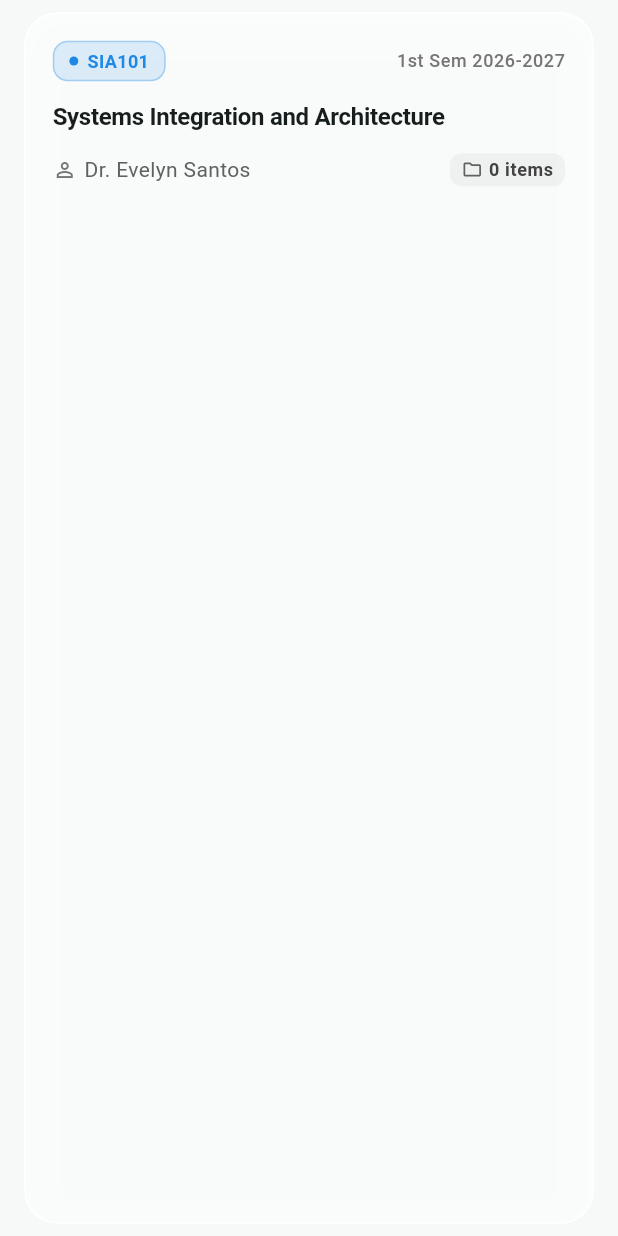
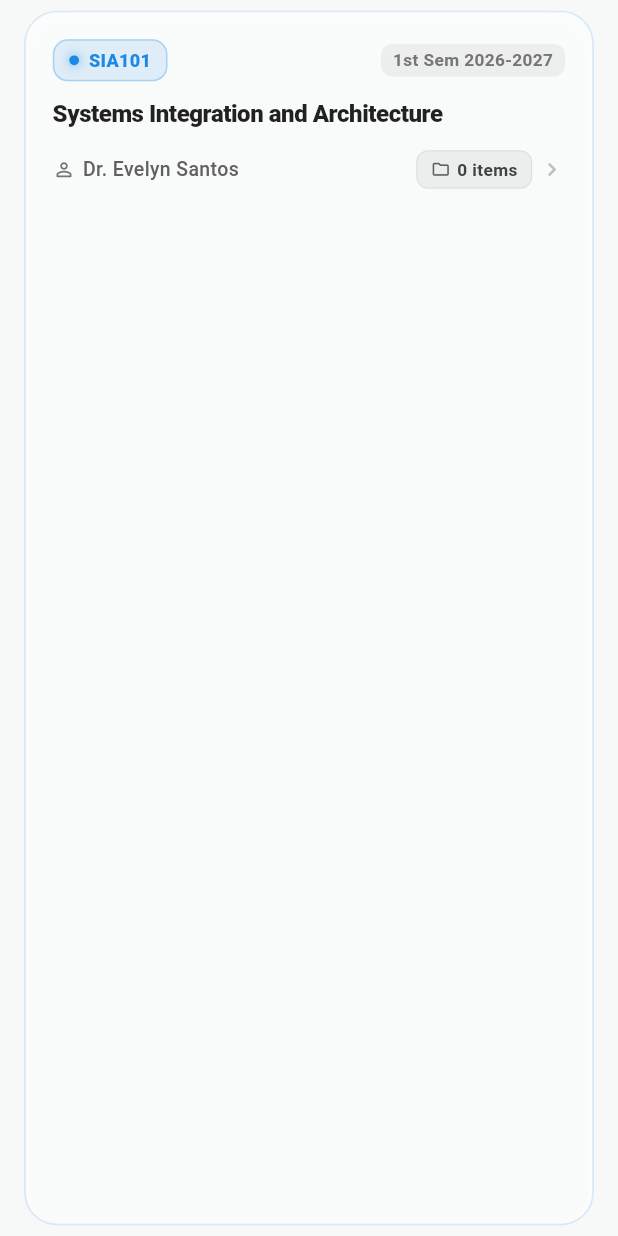
Before and after one commit to benhrnndz/app-storage, a Flutter app: the CourseCard widget shown alone on an empty page, opened directly with sample values from the repository, on a phone screen of 412 x 824 dp. Run offline on Flutter 3.47's test engine with Material 3 defaults, Android fonts, the light colour scheme and no system bars; our stand-ins replace cloud_firestore, file_picker, firebase_auth, firebase_core, firebase_storage, google_sign_in and 2 more; missing offline and left inert: dart:html; accounts and stored records are empty; generated files the repository leaves out were written again.

Commit message:
feat(courses): enhance course card with tactile spring downscale, live indicator, and biophilic contrast

```diff
--- a/lib/features/courses/widgets/course_card.dart
+++ b/lib/features/courses/widgets/course_card.dart
@@ -1,9 +1,11 @@
 // lib/features/courses/widgets/course_card.dart
 import 'package:flutter/material.dart';
+import '../../../core/widgets/bouncy_tap.dart';
 import '../../../core/widgets/glass_card.dart';
 import '../../../models/course.dart';
 
-/// An iOS glassmorphic card widget displaying high-level course information.
+/// An iOS glassmorphic card widget displaying high-level course information
+/// with Emil Kowalski tactile physics, live colored accent pill, and biophilic light/dark contrast.
 class CourseCard extends StatelessWidget {
   final Course course;
   final int deliverableCount;
@@ -19,14 +21,20 @@ class CourseCard extends StatelessWidget {
   @override
   Widget build(BuildContext context) {
     final theme = Theme.of(context);
+    final isDark = theme.brightness == Brightness.dark;
     final courseColor = Color(course.colorValue);
 
-    return GlassContainer(
+    return BouncyTap(
+      onTap: onTap,
+      scaleDown: 0.98,
+      child: GlassContainer(
         borderRadius: 22,
-      blur: 16,
-      margin: const EdgeInsets.symmetric(horizontal: 16, vertical: 8),
+        blur: 18,
+        margin: const EdgeInsets.symmetric(horizontal: 16, vertical: 7),
         padding: const EdgeInsets.all(18),
-      onTap: onTap,
+        borderColor: isDark
+            ? courseColor.withOpacity(0.22)
+            : courseColor.withOpacity(0.16),
         child: Column(
           crossAxisAlignment: CrossAxisAlignment.start,
           children: [
@@ -35,40 +43,58 @@ class CourseCard extends StatelessWidget {
               mainAxisAlignment: MainAxisAlignment.spaceBetween,
               children: [
                 Container(
-                padding: const EdgeInsets.symmetric(horizontal: 10, vertical: 4),
+                  padding: const EdgeInsets.symmetric(horizontal: 10, vertical: 4.5),
                   decoration: BoxDecoration(
-                  color: courseColor.withOpacity(0.14),
+                    color: courseColor.withOpacity(isDark ? 0.20 : 0.12),
                     borderRadius: BorderRadius.circular(10),
-                  border: Border.all(color: courseColor.withOpacity(0.3), width: 1),
+                    border: Border.all(
+                      color: courseColor.withOpacity(isDark ? 0.40 : 0.28),
+                      width: 1.0,
+                    ),
                   ),
                   child: Row(
                     mainAxisSize: MainAxisSize.min,
                     children: [
                       Container(
-                      width: 6,
-                      height: 6,
+                        width: 6.5,
+                        height: 6.5,
                         decoration: BoxDecoration(
                           color: courseColor,
                           shape: BoxShape.circle,
+                          boxShadow: [
+                            BoxShadow(
+                              color: courseColor.withOpacity(0.7),
+                              blurRadius: 5,
+                            ),
+                          ],
                         ),
                       ),
-                    const SizedBox(width: 6),
+                      const SizedBox(width: 6.5),
                       Text(
                         course.code,
                         style: TextStyle(
                           color: courseColor,
-                        fontWeight: FontWeight.bold,
+                          fontWeight: FontWeight.w800,
                           fontSize: 12,
+                          letterSpacing: 0.2,
                         ),
                       ),
                     ],
                   ),
                 ),
-              Text(
+                Container(
+                  padding: const EdgeInsets.symmetric(horizontal: 8, vertical: 3),
+                  decoration: BoxDecoration(
+                    color: (isDark ? Colors.white : Colors.black).withOpacity(0.05),
+                    borderRadius: BorderRadius.circular(8),
+                  ),
+                  child: Text(
                     course.semester,
-                style: theme.textTheme.bodySmall?.copyWith(
-                  color: Colors.grey.shade600,
-                  fontWeight: FontWeight.w500,
+                    style: TextStyle(
+                      fontSize: 11.5,
+                      color: isDark ? Colors.grey.shade400 : Colors.grey.shade600,
+                      fontWeight: FontWeight.w600,
+                    ),
                   ),
                 ),
               ],
@@ -79,53 +105,78 @@ class CourseCard extends StatelessWidget {
             Text(
               course.title,
               style: theme.textTheme.titleMedium?.copyWith(
-              fontWeight: FontWeight.bold,
-              letterSpacing: -0.2,
+                fontWeight: FontWeight.w800,
+                letterSpacing: -0.3,
+                height: 1.25,
+                color: isDark ? Colors.white : Colors.black87,
               ),
               maxLines: 2,
               overflow: TextOverflow.ellipsis,
             ),
-          const SizedBox(height: 12),
+            const SizedBox(height: 14),
 
             // Bottom row: Professor & Deliverables count
             Row(
               children: [
-              Icon(Icons.person_outline, size: 16, color: Colors.grey.shade600),
+                Icon(
+                  Icons.person_outline_rounded,
+                  size: 15,
+                  color: isDark ? Colors.grey.shade400 : Colors.grey.shade600,
+                ),
                 const SizedBox(width: 5),
                 Expanded(
                   child: Text(
                     course.instructor,
-                  style: theme.textTheme.bodyMedium?.copyWith(
-                    color: Colors.grey.shade700,
+                    style: TextStyle(
+                      fontSize: 13,
+                      fontWeight: FontWeight.w500,
+                      color: isDark ? Colors.grey.shade300 : Colors.grey.shade700,
                     ),
                     overflow: TextOverflow.ellipsis,
                   ),
                 ),
                 // Deliverables pill
                 Container(
-                padding: const EdgeInsets.symmetric(horizontal: 8, vertical: 3),
+                  padding: const EdgeInsets.symmetric(horizontal: 9, vertical: 4),
                   decoration: BoxDecoration(
-                  color: Colors.black.withOpacity(0.04),
+                    color: (isDark ? Colors.white : Colors.black).withOpacity(isDark ? 0.08 : 0.05),
                     borderRadius: BorderRadius.circular(8),
+                    border: Border.all(
+                      color: (isDark ? Colors.white : Colors.black).withOpacity(isDark ? 0.12 : 0.06),
+                      width: 0.8,
+                    ),
                   ),
                   child: Row(
+                    mainAxisSize: MainAxisSize.min,
                     children: [
-                    Icon(Icons.folder_outlined, size: 14, color: Colors.grey.shade700),
-                    const SizedBox(width: 4),
+                      Icon(
+                        Icons.folder_outlined,
+                        size: 13,
+                        color: isDark ? Colors.grey.shade300 : Colors.grey.shade700,
+                      ),
+                      const SizedBox(width: 4.5),
                       Text(
                         '$deliverableCount items',
-                      style: theme.textTheme.bodySmall?.copyWith(
-                        fontWeight: FontWeight.w600,
-                        color: Colors.grey.shade800,
+                        style: TextStyle(
+                          fontSize: 11.5,
+                          fontWeight: FontWeight.w700,
+                          color: isDark ? Colors.grey.shade200 : Colors.grey.shade800,
                         ),
                       ),
                     ],
                   ),
                 ),
+                const SizedBox(width: 4),
+                Icon(
+                  Icons.chevron_right_rounded,
+                  size: 18,
+                  color: isDark ? Colors.grey.shade500 : Colors.grey.shade400,
+                ),
               ],
             ),
           ],
         ),
+      ),
     );
   }
 }
```
Lines whose indentation alone changed are shown as unchanged.
